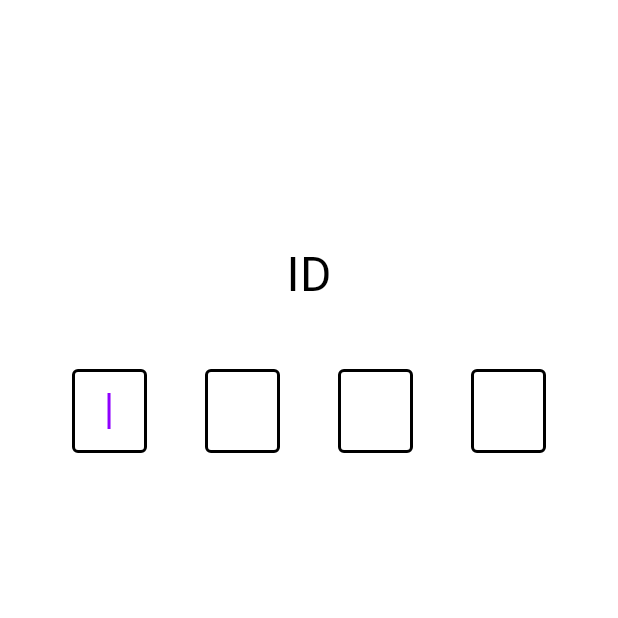
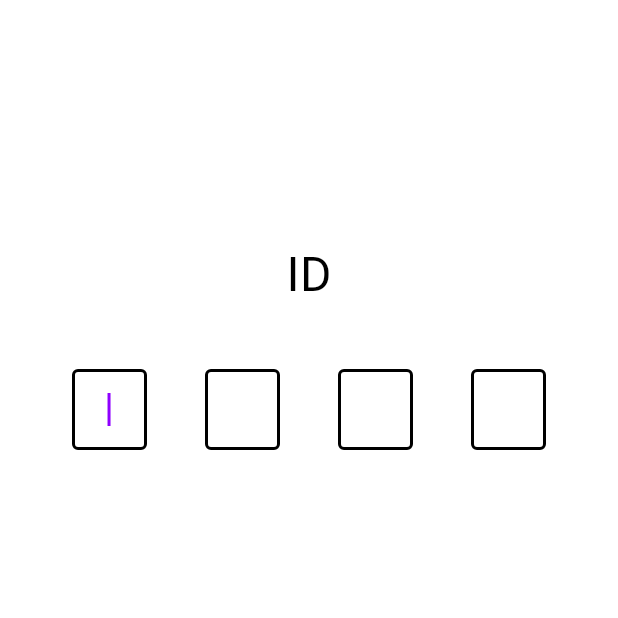
Before and after one commit to sakusaku3939/twelve_hours, a Flutter app: the IdInputView screen opened directly, on a phone screen of 412 x 824 dp, the top half of it. Run offline on Flutter 3.47's test engine with Material 3 defaults, Android fonts, the phone set to English and light mode, and no system bars; our stand-ins replace custom_sliding_segmented_control, flutter_hooks, flutter_riverpod, freezed_annotation, hooks_riverpod; network calls fail.

Commit message:
デザインを調整

```diff
--- a/lib/view/id_input_view.dart
+++ b/lib/view/id_input_view.dart
@@ -49,6 +49,7 @@ class IdInputView extends HookConsumerWidget {
         textAlign: TextAlign.center,
         keyboardType: TextInputType.number,
         maxLength: 1,
+        style: const TextStyle(fontSize: 20, height: 1.1),
         decoration: const InputDecoration(
           counterText: "",
           enabledBorder: OutlineInputBorder(
@@ -57,6 +58,7 @@ class IdInputView extends HookConsumerWidget {
           focusedBorder: OutlineInputBorder(
             borderSide: BorderSide(width: 2),
           ),
+          contentPadding: EdgeInsets.symmetric(vertical: 16),
         ),
         inputFormatters: [FilteringTextInputFormatter.digitsOnly],
         onChanged: (value) {
```
